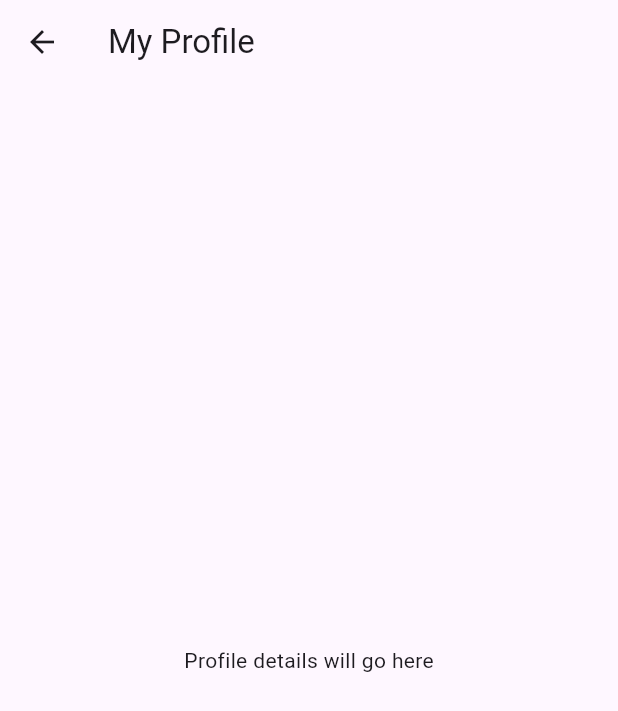
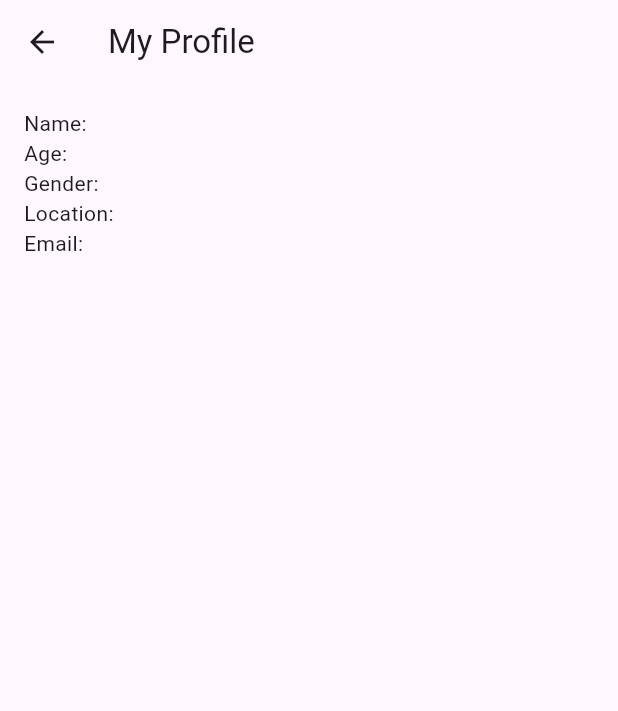
Before and after one commit to abdullah9038/matrimony_app, a Flutter app: the screen it shows after launch, after a tap on "Login", after a tap on "Profile", on a phone screen of 412 x 824 dp. Shown: the top 711 px of the screen. Run offline on Flutter 3.47's test engine with Material 3 defaults, Android fonts, the phone set to English and light mode, and no system bars; our stand-ins replace shared_preferences.

Commit message:
feat: save registration details and show in Profile

```diff
--- a/lib/main.dart
+++ b/lib/main.dart
@@ -1,4 +1,5 @@
 import 'package:flutter/material.dart';
+import 'package:shared_preferences/shared_preferences.dart';
 
 void main() {
   runApp(const MatrimonyApp());
@@ -12,16 +13,40 @@ class MatrimonyApp extends StatelessWidget {
     return MaterialApp(
       title: 'Matrimony App',
       debugShowCheckedModeBanner: false,
-      theme: ThemeData(
-        primarySwatch: Colors.purple,
-      ),
+      theme: ThemeData(primarySwatch: Colors.purple),
       home: const LoginPage(),
     );
   }
 }
 
-class LoginPage extends StatelessWidget {
+class LoginPage extends StatefulWidget {
   const LoginPage({super.key});
+
+  @override
+  State<LoginPage> createState() => _LoginPageState();
+}
+
+class _LoginPageState extends State<LoginPage> {
+  final emailController = TextEditingController();
+  final passwordController = TextEditingController();
+
+  Future<void> loginUser() async {
+    final prefs = await SharedPreferences.getInstance();
+    final savedEmail = prefs.getString("email") ?? "";
+    final savedPassword = prefs.getString("password") ?? "";
+
+    if (emailController.text == savedEmail &&
+        passwordController.text == savedPassword) {
+      Navigator.pushReplacement(
+        context,
+        MaterialPageRoute(builder: (context) => const HomePage()),
+      );
+    } else {
+      ScaffoldMessenger.of(context).showSnackBar(
+        const SnackBar(content: Text("Invalid credentials!")),
+      );
+    }
+  }
 
   @override
   Widget build(BuildContext context) {
@@ -32,35 +57,26 @@ class LoginPage extends StatelessWidget {
         child: Column(
           mainAxisAlignment: MainAxisAlignment.center,
           children: [
-            const TextField(
-              decoration: InputDecoration(
-                labelText: "Email",
-                border: OutlineInputBorder(),
-              ),
+            TextField(
+              controller: emailController,
+              decoration: const InputDecoration(
+                  labelText: "Email", border: OutlineInputBorder()),
             ),
             const SizedBox(height: 16),
-            const TextField(
+            TextField(
+              controller: passwordController,
               obscureText: true,
-              decoration: InputDecoration(
-                labelText: "Password",
-                border: OutlineInputBorder(),
-              ),
+              decoration: const InputDecoration(
+                  labelText: "Password", border: OutlineInputBorder()),
             ),
             const SizedBox(height: 24),
-            ElevatedButton(
-              onPressed: () {
-                Navigator.pushReplacement(
-                  context,
-                  MaterialPageRoute(builder: (context) => const HomePage()),
-                );
-              },
-              child: const Text("Login"),
-            ),
+            ElevatedButton(onPressed: loginUser, child: const Text("Login")),
             TextButton(
               onPressed: () {
                 Navigator.push(
                   context,
-                  MaterialPageRoute(builder: (context) => const RegistrationPage()),
+                  MaterialPageRoute(
+                      builder: (context) => const RegistrationPage()),
                 );
               },
               child: const Text("Create Account"),
@@ -84,6 +100,16 @@ class RegistrationPage extends StatelessWidget {
     final emailController = TextEditingController();
     final passwordController = TextEditingController();
 
+    Future<void> saveUser() async {
+      final prefs = await SharedPreferences.getInstance();
+      await prefs.setString("name", nameController.text);
+      await prefs.setString("age", ageController.text);
+      await prefs.setString("gender", genderController.text);
+      await prefs.setString("location", locationController.text);
+      await prefs.setString("email", emailController.text);
+      await prefs.setString("password", passwordController.text);
+    }
+
     return Scaffold(
       appBar: AppBar(title: const Text("Register")),
       body: Padding(
@@ -104,7 +130,8 @@ class RegistrationPage extends StatelessWidget {
               TextField(controller: passwordController, obscureText: true, decoration: const InputDecoration(labelText: "Password")),
               const SizedBox(height: 24),
               ElevatedButton(
-                onPressed: () {
+                onPressed: () async {
+                  await saveUser();
                   Navigator.pushReplacement(
                     context,
                     MaterialPageRoute(builder: (context) => const HomePage()),
@@ -159,12 +186,42 @@ class HomePage extends StatelessWidget {
 class ProfilePage extends StatelessWidget {
   const ProfilePage({super.key});
 
+  Future<Map<String, String>> loadUser() async {
+    final prefs = await SharedPreferences.getInstance();
+    return {
+      "name": prefs.getString("name") ?? "",
+      "age": prefs.getString("age") ?? "",
+      "gender": prefs.getString("gender") ?? "",
+      "location": prefs.getString("location") ?? "",
+      "email": prefs.getString("email") ?? "",
+    };
+  }
+
   @override
   Widget build(BuildContext context) {
     return Scaffold(
       appBar: AppBar(title: const Text("My Profile")),
-      body: const Center(
-        child: Text("Profile details will go here"),
+      body: FutureBuilder<Map<String, String>>(
+        future: loadUser(),
+        builder: (context, snapshot) {
+          if (!snapshot.hasData) {
+            return const Center(child: CircularProgressIndicator());
+          }
+          final user = snapshot.data!;
+          return Padding(
+            padding: const EdgeInsets.all(16.0),
+            child: Column(
+              crossAxisAlignment: CrossAxisAlignment.start,
+              children: [
+                Text("Name: ${user["name"]}"),
+                Text("Age: ${user["age"]}"),
+                Text("Gender: ${user["gender"]}"),
+                Text("Location: ${user["location"]}"),
+                Text("Email: ${user["email"]}"),
+              ],
+            ),
+          );
+        },
       ),
     );
   }
```
